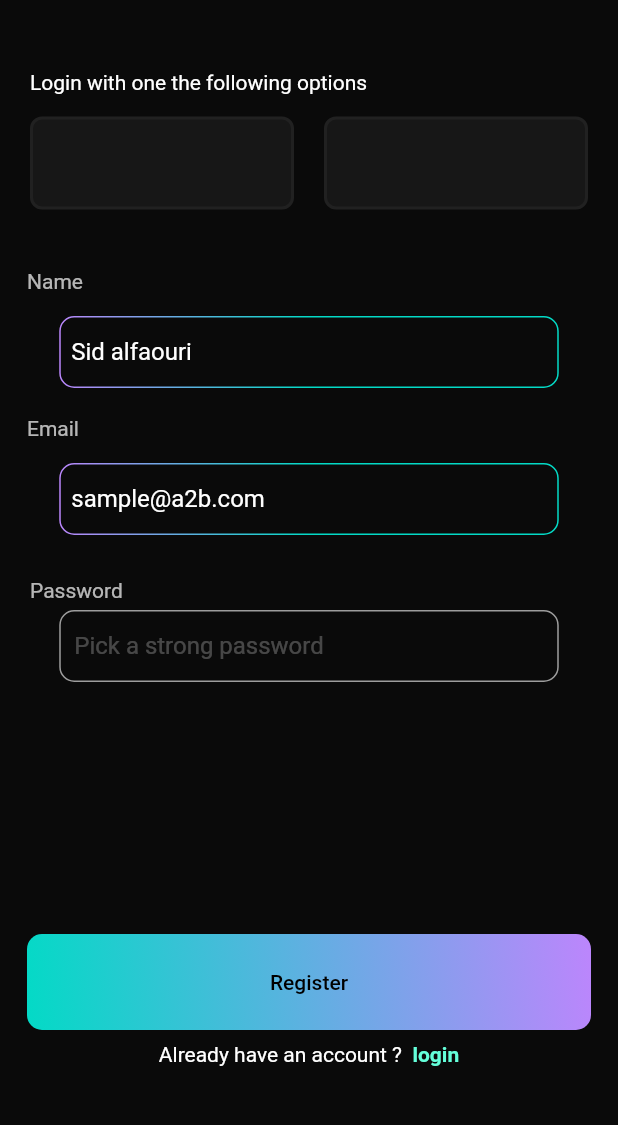
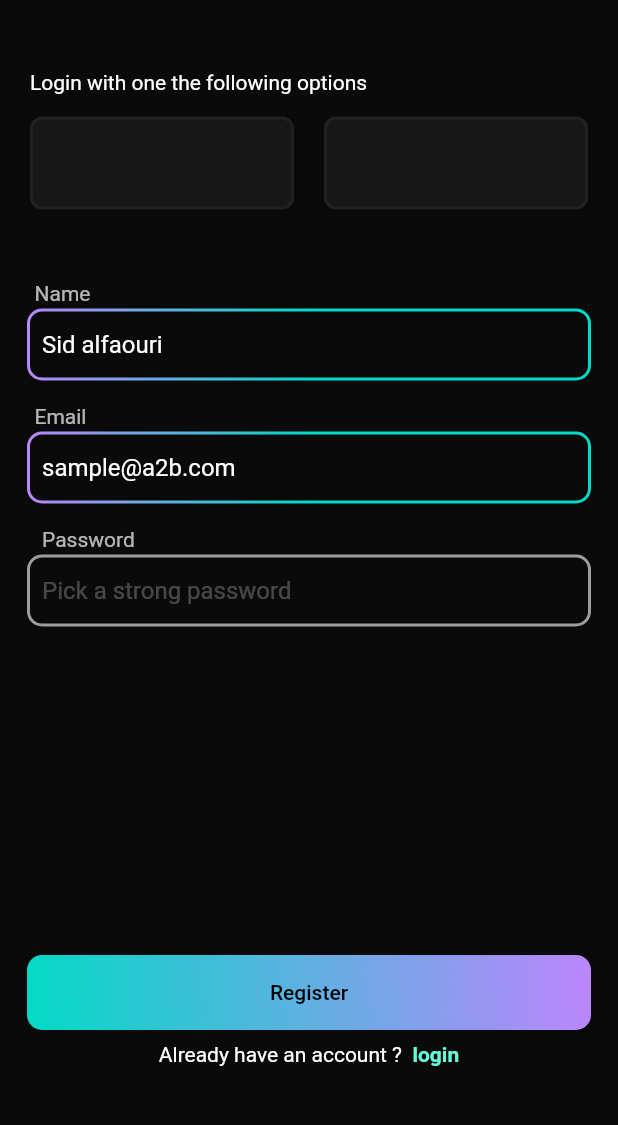
Before and after one commit to antrollingsid/a2b, a Flutter app: the screen it shows after launch, after a tap on "Create an account", on a phone screen of 412 x 824 dp, the part 80-1205 px from its top. Run offline on Flutter 3.47's test engine with Material 2 defaults, Android fonts, the phone set to English and light mode, and no system bars; our stand-ins replace carousel_slider, dots_indicator, flutter_svg, get, gradient_borders; Roboto replaces fonts that are missing (Helvetica).

Commit message:
ds
change

```diff
--- a/lib/Components/widgets/appBar_buttons.dart
+++ b/lib/Components/widgets/appBar_buttons.dart
@@ -1,11 +1,12 @@
+// ignore: file_names
 import 'package:a2b/allConstants/svg.dart';
 import 'package:flutter/material.dart';
 import 'package:flutter_svg/svg.dart';
 
-import '../../allConstants/dimensions.dart';
 import '../assets/colors.dart';
 import '../assets/fonts.dart';
 
+// ignore: camel_case_types
 class backBtn extends StatelessWidget {
   const backBtn({
     Key? key,
@@ -38,6 +39,7 @@ class backBtn extends StatelessWidget {
   }
 }
 
+// ignore: camel_case_types
 class menuBtn extends StatelessWidget {
   const menuBtn({
     Key? key,
--- a/lib/Components/widgets/custom_button.dart
+++ b/lib/Components/widgets/custom_button.dart
@@ -1,6 +1,5 @@
 import 'package:flutter/material.dart';
 
-import '../../allConstants/dimensions.dart';
 import '../assets/colors.dart';
 
 class CustomBtn extends StatelessWidget {
@@ -15,9 +14,9 @@ class CustomBtn extends StatelessWidget {
       child: Container(
         margin: const EdgeInsets.all(0),
         width: double.infinity,
-        height: Dimensions.buttonHeight,
+        height: 50,
         decoration: BoxDecoration(
-          borderRadius: BorderRadius.circular(Dimensions.borderRadius10),
+          borderRadius: BorderRadius.circular(10),
           gradient: const LinearGradient(
               colors: [
                 AppColors.secondary,
--- a/lib/Components/widgets/custom_textfield.dart
+++ b/lib/Components/widgets/custom_textfield.dart
@@ -1,6 +1,4 @@
 import 'package:flutter/material.dart';
-
-import '../../allConstants/dimensions.dart';
 
 class CustomTextfield extends StatefulWidget {
   const CustomTextfield(
@@ -20,7 +18,7 @@ class _CustomTextfieldState extends State<CustomTextfield> {
   @override
   Widget build(BuildContext context) {
     return Padding(
-      padding: const EdgeInsets.only(top: 10),
+      padding: const EdgeInsets.all(8.0),
       child: Column(
         mainAxisAlignment: MainAxisAlignment.start,
         children: [
@@ -37,23 +35,19 @@ class _CustomTextfieldState extends State<CustomTextfield> {
               ),
             ),
           ),
-          const SizedBox(height: 5),
-          SizedBox(
-            height: 67,
-            width: 333,
-            child: TextField(
+          const SizedBox(height: 2),
+          TextField(
             obscureText: widget.isPassword,
             style: const TextStyle(color: Colors.white54),
             decoration: InputDecoration(
               hintStyle:
                   const TextStyle(color: Color.fromARGB(66, 247, 247, 247)),
-                contentPadding: const EdgeInsets.all(Dimensions.dimen_10),
+              contentPadding: const EdgeInsets.all(10.0),
               border: myinputborder(), //normal border
               enabledBorder: myinputborder(), //enabled border
               focusedBorder: myfocusborder(), //focused border
               // set more border style like disabledBorder
               hintText: widget.hintText,
-              ),
             ),
           ),
         ],
@@ -64,22 +58,20 @@ class _CustomTextfieldState extends State<CustomTextfield> {
 
 OutlineInputBorder myinputborder() {
   //return type is OutlineInputBorder
-  return OutlineInputBorder(
+  return const OutlineInputBorder(
       //Outline border type for TextFeild
-    borderRadius: BorderRadius.circular(Dimensions.borderRadius10),
-    borderSide: const BorderSide(
+      borderRadius: BorderRadius.all(Radius.circular(10)),
+      borderSide: BorderSide(
         color: Colors.white60,
-      width: 1,
-    ),
-  );
+        width: 2,
+      ));
 }
 
 OutlineInputBorder myfocusborder() {
-  return OutlineInputBorder(
-    borderRadius: BorderRadius.circular(Dimensions.borderRadius10),
-    borderSide: const BorderSide(
+  return const OutlineInputBorder(
+      borderRadius: BorderRadius.all(Radius.circular(10)),
+      borderSide: BorderSide(
         color: Colors.white,
-      width: 1,
-    ),
-  );
+        width: 2,
+      ));
 }
--- a/lib/Components/widgets/custom_textfield_gradiant.dart
+++ b/lib/Components/widgets/custom_textfield_gradiant.dart
@@ -1,4 +1,3 @@
-import 'package:a2b/allConstants/dimensions.dart';
 import 'package:flutter/material.dart';
 import 'package:gradient_borders/gradient_borders.dart';
 
@@ -24,13 +23,15 @@ class GradiantTextfield extends StatefulWidget {
 class _GradiantTextfieldState extends State<GradiantTextfield> {
   @override
   Widget build(BuildContext context) {
-    return Column(
+    return Padding(
+      padding: const EdgeInsets.all(8.0),
+      child: Column(
         mainAxisAlignment: MainAxisAlignment.start,
         children: [
           Align(
             alignment: Alignment.centerLeft,
             child: Padding(
-            padding: const EdgeInsets.fromLTRB(8, 0, 0, 0),
+              padding: const EdgeInsets.fromLTRB(5, 0, 0, 0),
               child: Text(
                 widget.titleText,
                 textAlign: TextAlign.left,
@@ -40,16 +41,11 @@ class _GradiantTextfieldState extends State<GradiantTextfield> {
               ),
             ),
           ),
-        const SizedBox(height: 15),
-        Container(
-          // color: AppColors.buttonYellow,
-          child: SizedBox(
-            height: 67,
-            width: 333,
-            child: TextField(
+          const SizedBox(height: 2),
+          TextField(
             obscureText: widget.isPassword,
             decoration: InputDecoration(
-                contentPadding: const EdgeInsets.all(Dimensions.dimen_8),
+              contentPadding: const EdgeInsets.all(10.0),
               hintText: widget.hintText, // pass the hint text parameter here
               hintStyle: TextStyle(
                 fontFamily: AppFonts.mainFont,
@@ -57,35 +53,33 @@ class _GradiantTextfieldState extends State<GradiantTextfield> {
                 fontWeight: FontWeight.w400,
                 color: AppColors.onBackgroundDark,
               ),
-
               border: GradientOutlineInputBorder(
-                    gradient: const LinearGradient(
+                  gradient: LinearGradient(
                       colors: [AppColors.primaryDark, AppColors.secondary],
-                        begin: FractionalOffset(0.0, 0.0),
-                        end: FractionalOffset(0.5, 0.0),
-                        stops: [0.0, 1.0],
+                      begin: const FractionalOffset(0.0, 0.0),
+                      end: const FractionalOffset(0.5, 0.0),
+                      stops: const [0.0, 1.0],
                       tileMode: TileMode.clamp),
-                    width: 1,
-                    borderRadius: BorderRadius.circular(Dimensions.dimen_10)),
+                  width: 2,
+                  borderRadius: BorderRadius.circular(10.0)),
 
               focusedBorder: GradientOutlineInputBorder(
-                    gradient: const LinearGradient(
+                  gradient: LinearGradient(
                       colors: [
                         AppColors.secondary,
                         AppColors.primaryDark,
                       ],
-                        begin: FractionalOffset(0.0, 0.0),
-                        end: FractionalOffset(0.5, 0.0),
-                        stops: [0.0, 1.0],
+                      begin: const FractionalOffset(0.0, 0.0),
+                      end: const FractionalOffset(0.5, 0.0),
+                      stops: const [0.0, 1.0],
                       tileMode: TileMode.clamp),
-                    width: 1,
-                    borderRadius: BorderRadius.circular(Dimensions.dimen_10)),
+                  width: 2,
+                  borderRadius: BorderRadius.circular(10.0)),
             ),
             style: const TextStyle(color: Color.fromARGB(255, 181, 181, 181)),
           ),
+        ],
       ),
-        ),
-      ],
     );
   }
 }
--- a/lib/Components/widgets/shippement.dart
+++ b/lib/Components/widgets/shippement.dart
@@ -1,7 +1,4 @@
-import 'package:a2b/Components/assets/colors.dart';
-import 'package:a2b/allConstants/svg.dart';
 import 'package:flutter/material.dart';
-import 'package:flutter_svg/flutter_svg.dart';
 
 class CustomShip extends StatelessWidget {
   const CustomShip({super.key});
@@ -11,41 +8,27 @@ class CustomShip extends StatelessWidget {
     return Padding(
       padding: const EdgeInsets.fromLTRB(0, 5, 0, 5),
       child: Container(
-        height: 143,
-        width: 333,
         decoration: BoxDecoration(
-          color: AppColors.primaryDark,
-          borderRadius: BorderRadius.circular(15),
-        ),
+            color: Colors.deepPurple, borderRadius: BorderRadius.circular(10)),
         child: Padding(
-          padding: const EdgeInsets.fromLTRB(24, 0, 24, 0),
+          padding: const EdgeInsets.all(8.0),
           child: Row(children: [
             Expanded(
                 child: Column(
-              mainAxisAlignment: MainAxisAlignment.center,
-              crossAxisAlignment: CrossAxisAlignment.center,
               children: [
                 const Align(
                     alignment: Alignment.centerLeft,
                     child: Text(
-                      'Track\nYour Shipping',
-                      style: TextStyle(
-                        fontWeight: FontWeight.bold,
-                      ),
+                      'Track \n Your Shipping',
+                      style: TextStyle(fontWeight: FontWeight.bold),
                     )),
                 Row(
-                  children: [
-                    Padding(
-                      padding: const EdgeInsets.fromLTRB(0, 10, 0, 0),
-                      child: SvgPicture.string(SvgConstant.parcelIconBlack),
-                    ),
-                    const Padding(
-                      padding: EdgeInsets.fromLTRB(6, 10, 0, 0),
-                      child: Text(
-                        "Iphone 12",
-                        style: TextStyle(
-                          fontSize: 12,
-                        ),
+                  children: const [
+                    Icon(Icons.gif_box),
+                    Text(
+                      "Iphone 12",
+                      style: TextStyle(
+                        fontSize: 12,
                       ),
                     )
                   ],
@@ -53,8 +36,8 @@ class CustomShip extends StatelessWidget {
               ],
             )),
             Container(
-              height: 95,
-              width: 95,
+              height: 100,
+              width: 90,
               decoration: BoxDecoration(
                   color: Colors.blueGrey,
                   borderRadius: BorderRadius.circular(12)),
--- a/lib/User/screens/authentication/login.dart
+++ b/lib/User/screens/authentication/login.dart
@@ -3,7 +3,7 @@ import 'package:a2b/User/screens/authentication/register.dart';
 import 'package:flutter/material.dart';
 import 'package:get/get.dart';
 
-import '../../../Components/login_with_btn.dart';
+import '../../../Components/widgets/login_with_btn.dart';
 import '../../../Components/widgets/appBar_buttons.dart';
 import '../../../Components/widgets/custom_button.dart';
 import '../../../Components/widgets/custom_textfield.dart';
--- a/lib/User/screens/authentication/register.dart
+++ b/lib/User/screens/authentication/register.dart
@@ -2,7 +2,7 @@ import 'package:a2b/Components/assets/colors.dart';
 import 'package:flutter/material.dart';
 import 'package:get/get.dart';
 
-import '../../../Components/login_with_btn.dart';
+import '../../../Components/widgets/login_with_btn.dart';
 import '../../../Components/widgets/appBar_buttons.dart';
 import '../../../Components/widgets/custom_button.dart';
 import '../../../Components/widgets/custom_textfield.dart';
--- a/lib/User/screens/dashboard.dart
+++ b/lib/User/screens/dashboard.dart
@@ -4,10 +4,7 @@ import 'package:flutter/material.dart';
 import 'package:flutter_svg/svg.dart';
 import 'package:gradient_borders/input_borders/gradient_outline_input_border.dart';
 
-import '../../Components/assets/fonts.dart';
 import '../../Components/widgets/appBar_buttons.dart';
-import '../../Components/widgets/custom_textfield_gradiant.dart';
-import '../../Components/widgets/offer_detail.dart';
 import '../../Components/widgets/order_activity.dart';
 import '../../Components/widgets/shippement.dart';
 
--- a/lib/User/screens/splash_screen.dart
+++ b/lib/User/screens/splash_screen.dart
@@ -1,12 +1,22 @@
 import 'package:a2b/allConstants/svg.dart';
+import 'package:carousel_slider/carousel_slider.dart';
+import 'package:dots_indicator/dots_indicator.dart';
 import 'package:flutter/material.dart';
 import 'package:flutter_svg/svg.dart';
 import 'package:get/get.dart';
 
+import '../../Components/assets/colors.dart';
 import '../../Components/widgets/custom_button.dart';
 import '../../Components/widgets/inkwell_button.dart';
 import 'authentication/login.dart';
 import 'authentication/register.dart';
+
+final List<String> imgList = [
+  'assets/images/1x/Artboard14.png',
+  'assets/images/1x/Artboard14.png',
+  'assets/images/1x/Artboard14.png',
+];
+int currentIndex = 0;
 
 class SplashScreenPage extends StatefulWidget {
   const SplashScreenPage({super.key});
@@ -29,7 +39,46 @@ class _SplashScreenPageState extends State<SplashScreenPage> {
                 child: Container(
                   height: MediaQuery.of(context).size.height * 0.50,
                   padding: const EdgeInsets.fromLTRB(25, 0, 25, 0),
-                  child: SvgPicture.string(SvgConstant.splashSvgDark1),
+                  child: Column(
+                    children: [
+                      CarouselSlider(
+                        options: CarouselOptions(
+                          viewportFraction: 1.0,
+                          height: 250,
+                          enlargeCenterPage: true,
+                          enlargeStrategy: CenterPageEnlargeStrategy.height,
+                          onPageChanged: (index, reason) {
+                            setState(() {
+                              currentIndex = index;
+                            });
+                          },
+                        ),
+                        items: imgList
+                            .map((item) => Center(
+                                  child: SizedBox(
+                                    width: 2500,
+                                    child: Image.asset(item),
+                                  ),
+                                ))
+                            .toList(),
+                      ),
+                      const SizedBox(
+                        height: 5,
+                      ),
+                      DotsIndicator(
+                        dotsCount: imgList.length,
+                        position: currentIndex.toDouble(),
+                        decorator: DotsDecorator(
+                          color: AppColors.secondary,
+                          size: const Size.square(5.0),
+                          activeSize: const Size(30.0, 5.0),
+                          activeColor: AppColors.primaryDark,
+                          activeShape: RoundedRectangleBorder(
+                              borderRadius: BorderRadius.circular(5.0)),
+                        ),
+                      )
+                    ],
+                  ),
                 ),
               ),
               const SizedBox(
--- a/pubspec.yaml
+++ b/pubspec.yaml
@@ -37,7 +37,8 @@ dependencies:
   flutter_riverpod: ^2.3.5
   get: ^4.6.5
   gradient_borders: ^1.0.0
-
+  carousel_slider: ^4.2.1
+  dots_indicator: ^2.1.0
 dev_dependencies:
   flutter_test:
     sdk: flutter
```
Also changed, not shown: lib/Components/widgets/custom_card.dart (deleted), lib/Components/widgets/login_with_btn.dart (renamed from lib/Components/login_with_btn.dart), pubspec.lock, 4 other files. Lines whose indentation alone changed are shown as unchanged.
